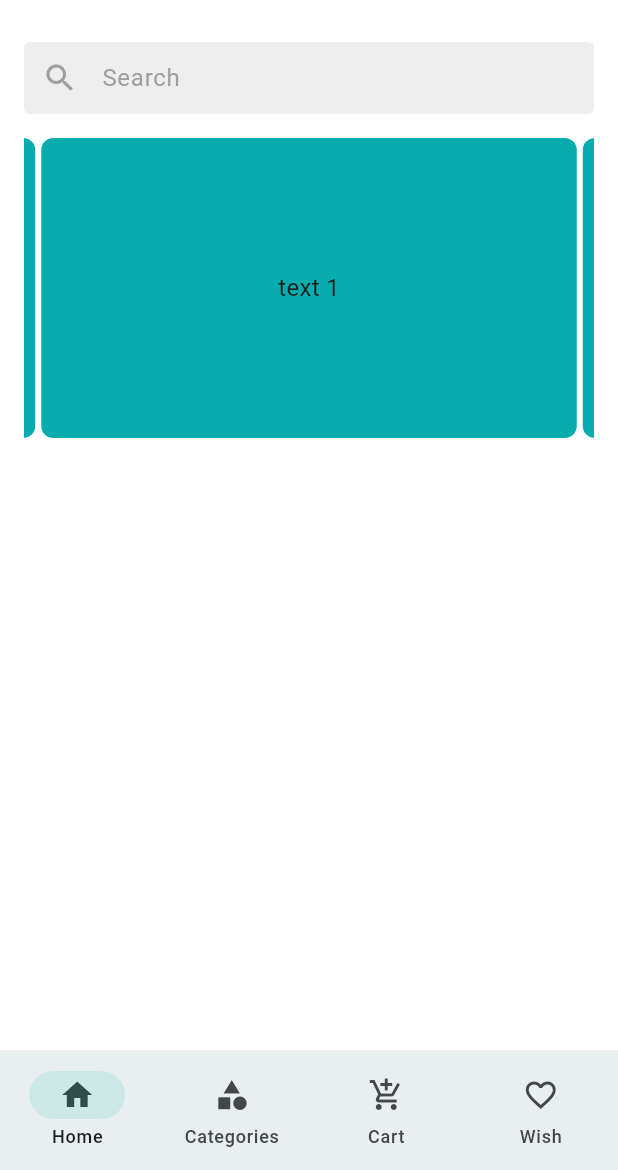
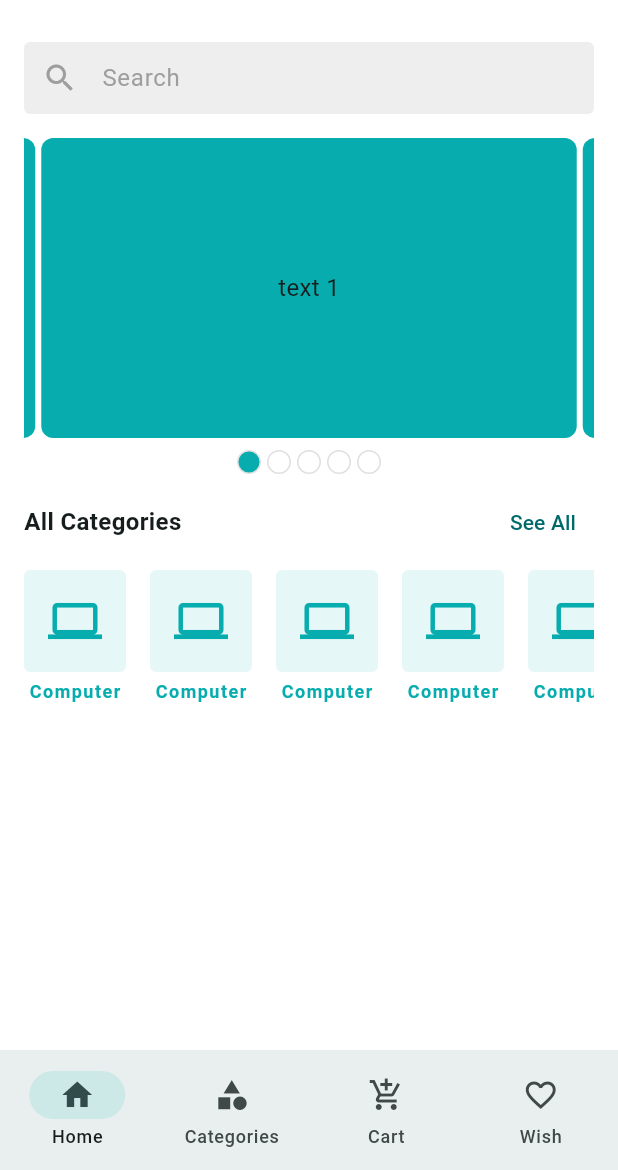
Before and after one commit to Kamrul-Hasan-2/Ecommerce_App, a Flutter app: the screen it shows after launch, on a phone screen of 412 x 824 dp, the part 66-1236 px from its top. Run offline on Flutter 3.47's test engine with Material 3 defaults, Android fonts, the phone set to English and light mode, and no system bars; drawn by our look-alikes of carousel_slider; our stand-ins replace email_validator, flutter_svg, get, pin_code_fields.

Commit message:
Add all categories in home section

```diff
--- a/lib/features/home/ui/screens/home_screen.dart
+++ b/lib/features/home/ui/screens/home_screen.dart
@@ -1,6 +1,8 @@
 import 'package:ecomerce/app/assets_path.dart';
 import 'package:ecomerce/features/home/ui/widget/app_bar_icon_button.dart';
+import 'package:ecomerce/features/home/ui/widget/category_item_widget.dart';
 import 'package:ecomerce/features/home/ui/widget/home_carousel_slider.dart';
+import 'package:ecomerce/features/home/ui/widget/home_section_header.dart';
 import 'package:flutter/material.dart';
 import 'package:flutter_svg/flutter_svg.dart';
 import '../widget/product_search_bar.dart';
@@ -32,11 +34,37 @@ class _HomeScreenState extends State<HomeScreen> {
                 ),
                 const SizedBox(height: 16),
                 const HomeCarouselSlider(),
-                //TODO : 54 min er por theke abar suru korbo
+                const SizedBox(height: 8),
+                HomeSectionHeader(
+                  title: 'All Categories',
+                  onTap: () {},
+                ),
+                const SizedBox(
+                  height: 8,
+                ),
+                SingleChildScrollView(
+                  scrollDirection: Axis.horizontal,
+                  child: Row(
+                    children: _getCategoriesList(),
+                  ),
+                ),
+
+                //TODO : 23 min
               ],
             ),
           ),
         ));
+  }
+
+  List<Widget> _getCategoriesList() {
+    List<Widget> categoriesList = [];
+    for (int i = 0; i < 10; i++) {
+      categoriesList.add(const Padding(
+        padding: EdgeInsets.only(right: 16),
+        child: CategoryItemWidget(),
+      ));
+    }
+    return categoriesList;
   }
 
   AppBar _buildAppBar() {
--- /dev/null
+++ b/lib/features/home/ui/widget/category_item_widget.dart
@@ -0,0 +1,39 @@
+import 'package:ecomerce/app/app_colors.dart';
+import 'package:flutter/material.dart';
+
+class CategoryItemWidget extends StatelessWidget {
+  const CategoryItemWidget({
+    super.key,
+  });
+
+  @override
+  Widget build(BuildContext context) {
+    return Column(
+      children: [
+        Container(
+          padding: const EdgeInsets.all(16),
+          decoration: BoxDecoration(
+              color: AppColors.themeColor.withOpacity(0.1),
+              borderRadius: BorderRadius.circular(4)),
+          child: const Icon(
+            Icons.computer,
+            size: 36,
+            color: AppColors.themeColor,
+          ),
+        ),
+        const SizedBox(
+          height: 4,
+        ),
+        const Text(
+          'Computer',
+          style: TextStyle(
+            fontSize: 12,
+            fontWeight: FontWeight.w600,
+            color: AppColors.themeColor,
+            letterSpacing: 1,
+          ),
+        )
+      ],
+    );
+  }
+}
--- a/lib/features/home/ui/widget/home_carousel_slider.dart
+++ b/lib/features/home/ui/widget/home_carousel_slider.dart
@@ -2,15 +2,26 @@ import 'package:carousel_slider/carousel_slider.dart';
 import 'package:ecomerce/app/app_colors.dart';
 import 'package:flutter/material.dart';
 
-class HomeCarouselSlider extends StatelessWidget {
+class HomeCarouselSlider extends StatefulWidget {
   const HomeCarouselSlider({
     super.key,
   });
 
   @override
+  State<HomeCarouselSlider> createState() => _HomeCarouselSliderState();
+}
+
+class _HomeCarouselSliderState extends State<HomeCarouselSlider> {
+  final ValueNotifier<int> _selectedIndex = ValueNotifier(0);
+
+  @override
   Widget build(BuildContext context) {
-    return CarouselSlider(
-      options: CarouselOptions(height: 200, viewportFraction: 0.95),
+    return Column(
+      children: [
+        CarouselSlider(
+          options: CarouselOptions(height: 200, viewportFraction: 0.95, onPageChanged: (currentIndex, reason) => {
+            _selectedIndex.value = currentIndex
+          },),
           items: [1, 2, 3, 4, 5].map((i) {
             return Builder(
               builder: (BuildContext context) {
@@ -31,6 +42,30 @@ class HomeCarouselSlider extends StatelessWidget {
               },
             );
           }).toList(),
+        ),
+        const SizedBox(height: 8),
+        ValueListenableBuilder(
+          valueListenable: _selectedIndex,
+          builder: (BuildContext context, value, _) {
+            return Row(
+              mainAxisAlignment: MainAxisAlignment.center,
+              children: [
+                for(int i=0; i<5; i++)
+                  Container(
+                    width: 16,
+                    height: 16,
+                    margin: const EdgeInsets.symmetric(horizontal: 2),
+                    decoration: BoxDecoration(
+                      color: value == i ? AppColors.themeColor : Colors.transparent,
+                      border: Border.all(color: Colors.grey.shade300),
+                      borderRadius: BorderRadius.circular(10)
+                    ),
+                  ),
+              ],
+            );
+          },
+        )
+      ],
     );
   }
 }
--- /dev/null
+++ b/lib/features/home/ui/widget/home_section_header.dart
@@ -0,0 +1,23 @@
+import 'package:flutter/material.dart';
+
+class HomeSectionHeader extends StatelessWidget {
+  const HomeSectionHeader({
+    super.key, required this.title, required this.onTap,
+  });
+
+  final String title;
+  final VoidCallback onTap;
+  @override
+  Widget build(BuildContext context) {
+    return Row(
+      mainAxisAlignment: MainAxisAlignment.spaceBetween,
+      children: [
+        Text(title, style: const TextStyle(
+            fontSize: 16,
+            fontWeight: FontWeight.w600
+        ),),
+        TextButton(onPressed: onTap, child: const Text('See All')),
+      ],
+    );
+  }
+}
```
Lines whose indentation alone changed are shown as unchanged.
